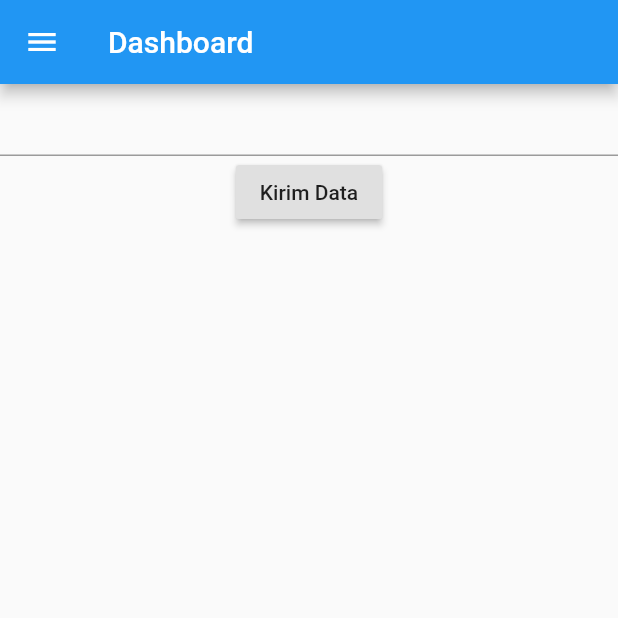
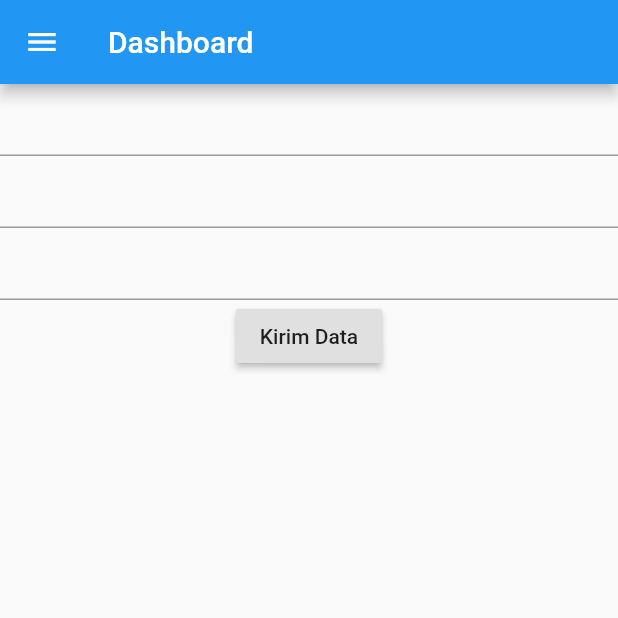
Before and after one commit to mulyawansentosa/stateoperation, a Flutter app: the screen it shows after launch, on a phone screen of 412 x 824 dp, the top half of it. Run offline on Flutter 3.47's test engine with Material 2 defaults, Android fonts, the phone set to English and light mode, and no system bars.

```diff
--- a/lib/module/Dashboard.dart
+++ b/lib/module/Dashboard.dart
@@ -1,12 +1,19 @@
 import 'package:flutter/material.dart';
+import 'package:route/module/Model.dart' as prefix0;
 import './DrawerMenu.dart';
+import './Model.dart';
 
 class Dashboard extends StatefulWidget {
+  final Model models;
+  Dashboard({Key key, @required this.models}) : super(key: key);
   @override
   _DashboardState createState() => _DashboardState();
 }
 
 class _DashboardState extends State<Dashboard> {
+  final TxtJudul      = TextEditingController();
+  final TxtDeskripsi  = TextEditingController();
+  final TxtData       = TextEditingController();
   @override
   Widget build(BuildContext context) {
     return Scaffold(
@@ -18,12 +25,19 @@ class _DashboardState extends State<Dashboard> {
           child: Column(
             children: <Widget>[
               TextField(
-
+                controller: TxtJudul,
+              ),
+              TextField(
+                controller: TxtDeskripsi,
+              ),
+              TextField(
+                controller: TxtData,
               ),
               RaisedButton(
                 child: Text('Kirim Data'),
                 onPressed: (){
-
+                  Model(TxtJudul.text, TxtDeskripsi.text, TxtData.text);
+                  Navigator.of(context).pushNamed('/profile');
                 },
               ),
             ],
--- /dev/null
+++ b/lib/module/Model.dart
@@ -0,0 +1,6 @@
+class Model{
+  final String judul;
+  final String deskripsi;
+  final String data;
+  Model(this.judul, this.deskripsi,this.data);
+}
```
Also changed, not shown: lib/module/Profile.dart (+9 -2 lines).
